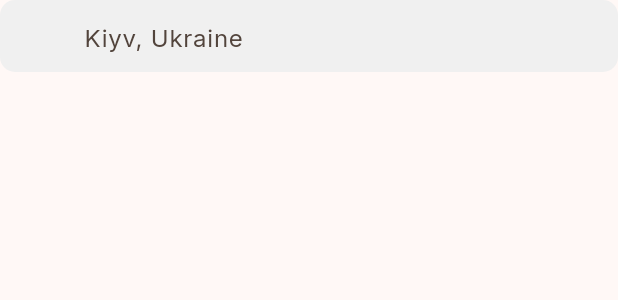
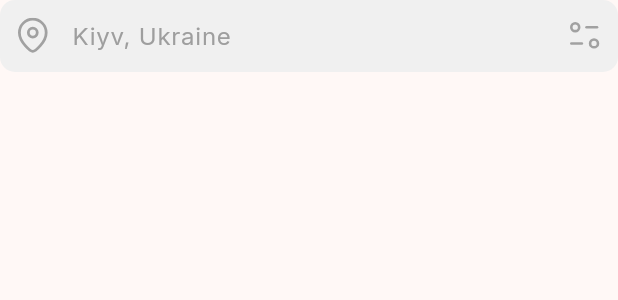
Before and after one commit to khanhtran0599/navigation_2, a Flutter app: the MyTextFieldPrimary widget shown alone on an empty page, opened directly, on a phone screen of 412 x 824 dp. Shown: the top 300 px of the screen. Run offline on Flutter 3.47's test engine with Material 3 defaults, Android fonts, the phone set to English and light mode, and no system bars; our stand-ins replace flutter_svg, go_router, google_fonts; network calls fail.

Commit message:
refactor: reimplement MyTextFieldPrimary using native InputDecoration properties for better icon alignment and layout control

```diff
--- a/lib/core/theme/app_text_field.dart
+++ b/lib/core/theme/app_text_field.dart
@@ -23,16 +23,9 @@ class MyTextFieldPassword extends StatelessWidget {
   }
 }
 
-/// [MyTextFieldPrimary] là TextField chủ đạo được sử dụng trong ứng dụng.
-/// Có nền xám nhạt, bo góc và hỗ trợ prefix/suffix icon.
 class MyTextFieldPrimary extends StatelessWidget {
-  /// Icon hiển thị ở đầu TextField
   final Widget? prefixIcon;
-
-  /// Icon hiển thị ở cuối TextField
   final Widget? suffixIcon;
-
-  /// Văn bản gợi ý khi TextField trống
   final String? hinText;
 
   const MyTextFieldPrimary({
@@ -44,29 +37,48 @@ class MyTextFieldPrimary extends StatelessWidget {
 
   @override
   Widget build(BuildContext context) {
-    return Container(
-      decoration: BoxDecoration(
-        color: AppColors.lightGreyF0,
-        borderRadius: BorderRadius.circular(10),
+    return TextField(
+      // Căn chỉnh văn bản nhập vào theo chiều dọc cho chuẩn với icon
+      textAlignVertical: TextAlignVertical.center,
+      decoration: InputDecoration(
+        hintText: hinText,
+        hintStyle: const TextStyle(color: Colors.grey),
+        filled: true,
+        fillColor: AppColors.lightGreyF0, // Màu xám nhạt của bạn
+        // Sử dụng prefixIcon để icon luôn căn giữa chuẩn xác
+        prefixIcon: prefixIcon != null
+            ? Padding(
+                padding: const EdgeInsets.symmetric(horizontal: 12),
+                child: prefixIcon,
+              )
+            : null,
+
+        // Giới hạn kích thước để prefixIcon không chiếm quá nhiều chỗ
+        prefixIconConstraints: const BoxConstraints(
+          minWidth: 40,
+          minHeight: 40,
         ),
-      child: TextField(
-        decoration: InputDecoration(
-          contentPadding: EdgeInsets.only(left: 16),
-          hintText: hinText,
-          // Cấu hình prefix icon với padding hợp lý
-          prefix: Padding(
-            padding: const EdgeInsets.only(right: 8.0),
-            child: Padding(
-              padding: const EdgeInsets.only(right: 8.0),
-              child: prefixIcon,
+
+        suffixIcon: suffixIcon != null
+            ? Padding(
+                padding: const EdgeInsets.symmetric(horizontal: 12),
+                child: suffixIcon,
+              )
+            : null,
+
+        suffixIconConstraints: const BoxConstraints(
+          minWidth: 40,
+          minHeight: 40,
         ),
-          ),
-          suffix: suffixIcon,
-          // Loại bỏ viền mặc định vì đã sử dụng Container để đổ nền
+
+        // Bo góc và bỏ viền
         border: OutlineInputBorder(
           borderRadius: BorderRadius.circular(10),
           borderSide: BorderSide.none,
         ),
+        contentPadding: const EdgeInsets.symmetric(
+          horizontal: 16,
+          vertical: 12,
         ),
       ),
     );
```
Lines whose indentation alone changed are shown as unchanged.
